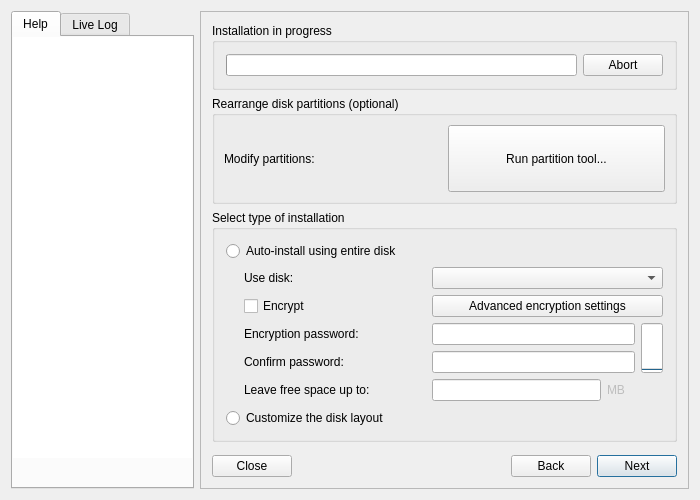
This is meinstall.ui in gazelle-installer/gazelle-installer as Qt 5 draws it before an edit. The edited form follows.
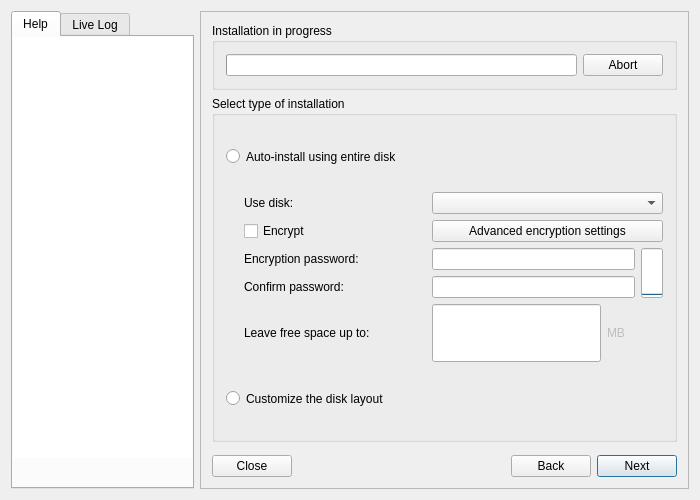
This is the edited form. The open tabs and pages were chosen to show the change. Icons and pictures are not drawn. Custom widgets are drawn as their Qt base class.

Commit message: Enable/disable disk encryption settings instead of showing/hiding them. Eliminated redundant external partition tool button. Make the external partition tool button in the partition manager work.

Patch:
```diff
--- a/meinstall.ui
+++ b/meinstall.ui
@@ -327,66 +327,7 @@
           <property name="bottomMargin">
            <number>0</number>
           </property>
-          <item row="0" column="0" rowspan="2" colspan="2">
-           <widget class="QGroupBox" name="rearrangediskBox">
-            <property name="sizePolicy">
-             <sizepolicy hsizetype="MinimumExpanding" vsizetype="Minimum">
-              <horstretch>0</horstretch>
-              <verstretch>0</verstretch>
-             </sizepolicy>
-            </property>
-            <property name="title">
-             <string>Rearrange disk partitions (optional)</string>
-            </property>
-            <layout class="QGridLayout">
-             <property name="leftMargin">
-              <number>9</number>
-             </property>
-             <property name="topMargin">
-              <number>9</number>
-             </property>
-             <property name="rightMargin">
-              <number>9</number>
-             </property>
-             <property name="bottomMargin">
-              <number>9</number>
-             </property>
-             <property name="spacing">
-              <number>6</number>
-             </property>
-             <item row="0" column="0">
-              <widget class="QLabel" name="repartitionLabel">
-               <property name="sizePolicy">
-                <sizepolicy hsizetype="MinimumExpanding" vsizetype="Minimum">
-                 <horstretch>0</horstretch>
-                 <verstretch>0</verstretch>
-                </sizepolicy>
-               </property>
-               <property name="text">
-                <string>Modify partitions:</string>
-               </property>
-               <property name="wordWrap">
-                <bool>false</bool>
-               </property>
-              </widget>
-             </item>
-             <item row="0" column="1">
-              <widget class="QPushButton" name="qtpartedButton">
-               <property name="sizePolicy">
-                <sizepolicy hsizetype="MinimumExpanding" vsizetype="Minimum">
-                 <horstretch>0</horstretch>
-                 <verstretch>0</verstretch>
-                </sizepolicy>
-               </property>
-               <property name="text">
-                <string>Run partition tool...</string>
-               </property>
-              </widget>
-             </item>
-            </layout>
-           </widget>
-          </item>
-          <item row="2" column="0" colspan="2">
+          <item row="0" column="0" colspan="2">
            <widget class="QGroupBox" name="installationTypeBox">
             <property name="sizePolicy">
              <sizepolicy hsizetype="MinimumExpanding" vsizetype="Minimum">
@@ -633,7 +574,7 @@
             </layout>
            </widget>
           </item>
-          <item row="3" column="0" colspan="2">
+          <item row="1" column="0" colspan="2">
            <spacer name="verticalSpacer_3">
             <property name="orientation">
              <enum>Qt::Vertical</enum>
```
Left out of the diff: 1 changed line with no effect on the pictures. The commit also changes 2 other files.
